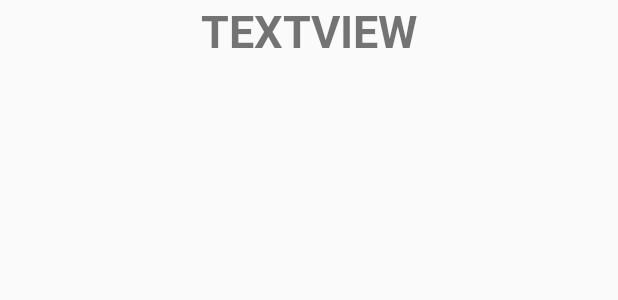
After one commit to khoatyen2012/LichVanNien, an Android app: the layout frm_layout.xml on its own in the app's theme, with its tools: preview values and no code run, on a phone screen of 412 x 824 dp. The commit adds this screen. Shown: the top 300 px of the screen. Run offline under Robolectric (Android 15) with nearby library versions, the phone set to English and light mode, and no system bars.

Commit message:
Viewpa
View

```diff
--- /dev/null
+++ b/app/src/main/res/layout/frm_layout.xml
@@ -0,0 +1,19 @@
+<?xml version="1.0" encoding="utf-8"?>
+<FrameLayout xmlns:android="http://schemas.android.com/apk/res/android"
+    android:layout_width="match_parent"
+
+    android:layout_height="match_parent"
+    >
+
+
+    <TextView
+        android:id="@+id/tv"
+        android:layout_width="match_parent"
+        android:layout_height="wrap_content"
+        android:fontFamily="sans-serif"
+        android:text="TextView"
+        android:textAlignment="center"
+        android:textAllCaps="true"
+        android:textSize="30dp"
+        android:textStyle="normal|bold" />
+</FrameLayout>
```
Also changed, not shown: app/src/main/java/tana/daithanh/adapter/FrameAdapter.java (added, +44 -0 lines), app/src/main/java/tana/daithanh/frame/MyFrame.java (added, +48 -0 lines), app/src/main/java/tana/daithanh/lichvannien/MainActivity.java (+12 -1 lines), app/src/main/res/layout/activity_main.xml (+10 -0 lines).
